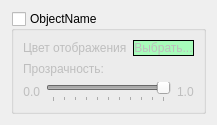
Qt form colorwidget.ui (gurmaaan/ObjectsClassifier) before a commit.
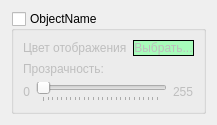
The same form after that commit.

```diff
--- a/colorwidget.ui
+++ b/colorwidget.ui
@@ -93,7 +93,7 @@
            <string>Прозрачность равна 0, альфаканал отсутсвует, объект не скрыт</string>
           </property>
           <property name="text">
-           <string>0.0</string>
+           <string>0</string>
           </property>
           <property name="alignment">
            <set>Qt::AlignRight|Qt::AlignTrailing|Qt::AlignVCenter</set>
@@ -109,7 +109,7 @@
            <number>0</number>
           </property>
           <property name="maximum">
-           <number>100</number>
+           <number>255</number>
           </property>
           <property name="singleStep">
            <number>1</number>
@@ -118,7 +118,7 @@
            <number>10</number>
           </property>
           <property name="value">
-           <number>100</number>
+           <number>0</number>
           </property>
           <property name="orientation">
            <enum>Qt::Horizontal</enum>
@@ -134,7 +134,7 @@
            <string>Если прозрачность равна 1, то объект полностью скрыт и не виден</string>
           </property>
           <property name="text">
-           <string>1.0</string>
+           <string>255</string>
           </property>
           <property name="buddy">
            <cstring>slider</cstring>
```
